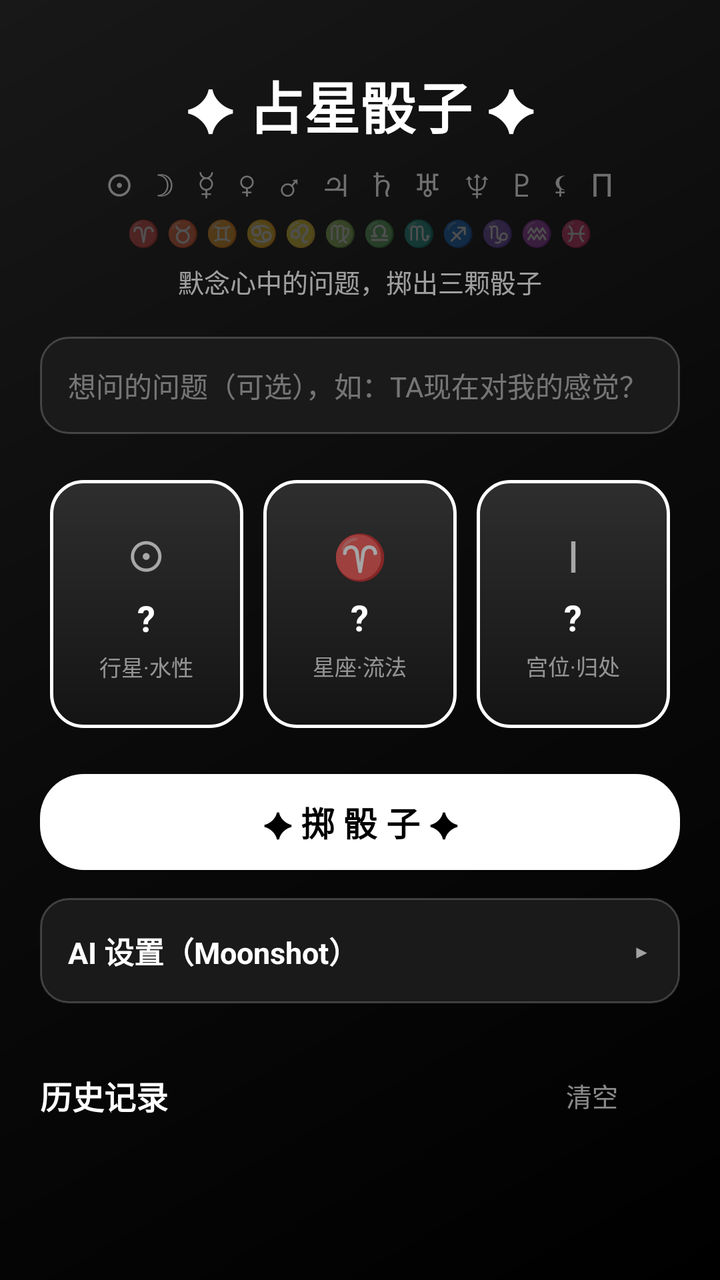
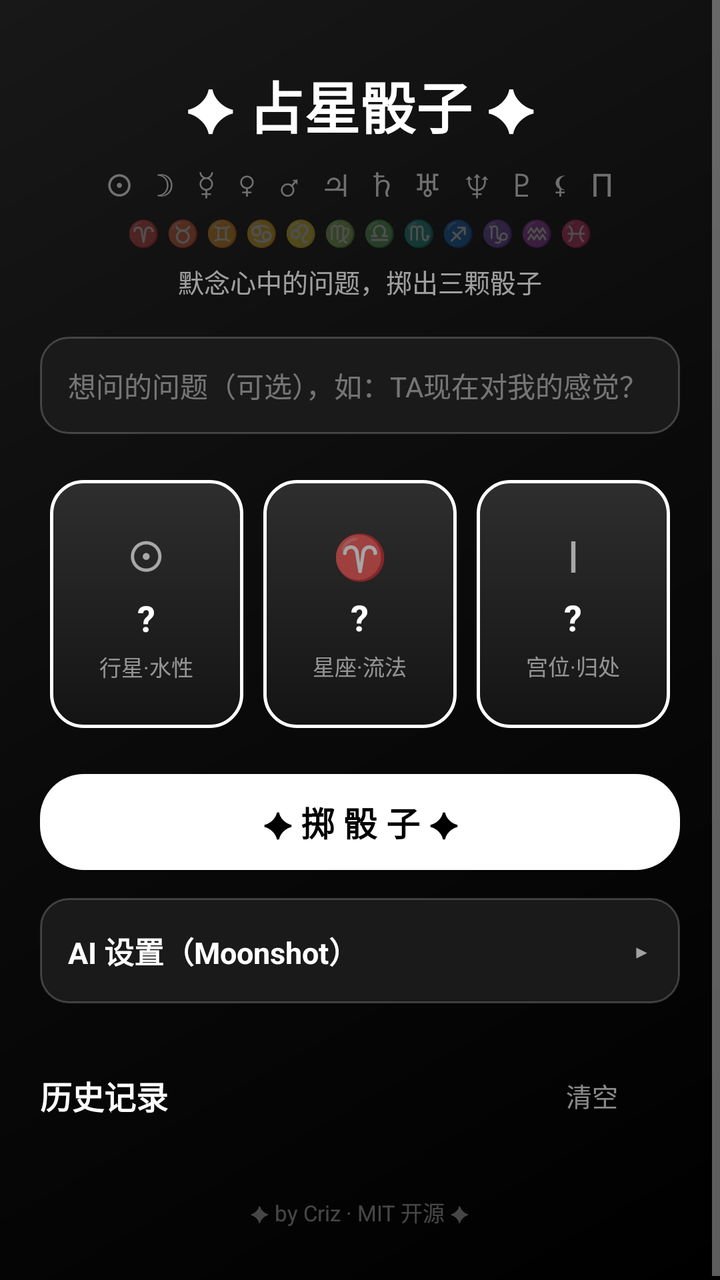

Two renders of the same Android screen: before a commit and after it. Below are the layout's source before the change and the commit's diff.
<!-- AndroidManifest.xml: application theme AppTheme -->
<!-- res/layout/activity_main.xml -->
<?xml version="1.0" encoding="utf-8"?>
<ScrollView xmlns:android="http://schemas.android.com/apk/res/android"
    android:id="@+id/main_scroll"
    android:layout_width="match_parent"
    android:layout_height="match_parent"
    android:fillViewport="true">

    <LinearLayout
        android:layout_width="match_parent"
        android:layout_height="wrap_content"
        android:orientation="vertical"
        android:padding="20dp">

        <TextView
            android:layout_width="wrap_content"
            android:layout_height="wrap_content"
            android:layout_gravity="center_horizontal"
            android:layout_marginTop="12dp"
            android:text="✦ 占星骰子 ✦"
            android:textColor="#FFFFFF"
            android:textSize="28sp"
            android:textStyle="bold" />

        <TextView
            android:layout_width="wrap_content"
            android:layout_height="wrap_content"
            android:layout_gravity="center_horizontal"
            android:layout_marginTop="8dp"
            android:text="☉   ☽   ☿   ♀   ♂   ♃   ♄   ♅   ♆   ♇   ⚸   Π"
            android:textColor="#66FFFFFF"
            android:textSize="16sp" />

        <TextView
            android:layout_width="wrap_content"
            android:layout_height="wrap_content"
            android:layout_gravity="center_horizontal"
            android:layout_marginTop="4dp"
            android:text="♈ ♉ ♊ ♋ ♌ ♍ ♎ ♏ ♐ ♑ ♒ ♓"
            android:textColor="#44FFFFFF"
            android:textSize="13sp" />

        <TextView
            android:layout_width="wrap_content"
            android:layout_height="wrap_content"
            android:layout_gravity="center_horizontal"
            android:layout_marginTop="6dp"
            android:text="默念心中的问题，掷出三颗骰子"
            android:textColor="#99FFFFFF"
            android:textSize="13sp" />

        <EditText
            android:id="@+id/et_question"
            android:layout_width="match_parent"
            android:layout_height="wrap_content"
            android:layout_marginTop="18dp"
            android:background="@drawable/card_bg"
            android:hint="想问的问题（可选），如：TA现在对我的感觉？"
            android:padding="14dp"
            android:textColor="#FFFFFF"
            android:textColorHint="#66FFFFFF"
            android:textSize="14sp" />

        <LinearLayout
            android:layout_width="match_parent"
            android:layout_height="wrap_content"
            android:layout_marginTop="18dp"
            android:orientation="horizontal">

            <LinearLayout
                android:layout_width="0dp"
                android:layout_height="124dp"
                android:layout_margin="5dp"
                android:layout_weight="1"
                android:background="@drawable/dice_bg"
                android:gravity="center"
                android:orientation="vertical">

                <TextView
                    android:id="@+id/dice_planet_glyph"
                    android:layout_width="wrap_content"
                    android:layout_height="wrap_content"
                    android:text="☉"
                    android:textColor="#99FFFFFF"
                    android:textSize="22sp" />

                <TextView
                    android:id="@+id/dice_planet"
                    android:layout_width="wrap_content"
                    android:layout_height="wrap_content"
                    android:layout_marginTop="4dp"
                    android:text="?"
                    android:textColor="#FFFFFF"
                    android:textSize="18sp"
                    android:textStyle="bold" />

                <TextView
                    android:layout_width="wrap_content"
                    android:layout_height="wrap_content"
                    android:layout_marginTop="4dp"
                    android:text="行星·水性"
                    android:textColor="#88FFFFFF"
                    android:textSize="11sp" />
            </LinearLayout>

            <LinearLayout
                android:layout_width="0dp"
                android:layout_height="124dp"
                android:layout_margin="5dp"
                android:layout_weight="1"
                android:background="@drawable/dice_bg"
                android:gravity="center"
                android:orientation="vertical">

                <TextView
                    android:id="@+id/dice_sign_glyph"
                    android:layout_width="wrap_content"
                    android:layout_height="wrap_content"
                    android:text="♈"
                    android:textColor="#99FFFFFF"
                    android:textSize="22sp" />

                <TextView
                    android:id="@+id/dice_sign"
                    android:layout_width="wrap_content"
                    android:layout_height="wrap_content"
                    android:layout_marginTop="4dp"
                    android:text="?"
                    android:textColor="#FFFFFF"
                    android:textSize="18sp"
                    android:textStyle="bold" />

                <TextView
                    android:layout_width="wrap_content"
                    android:layout_height="wrap_content"
                    android:layout_marginTop="4dp"
                    android:text="星座·流法"
                    android:textColor="#88FFFFFF"
                    android:textSize="11sp" />
            </LinearLayout>

            <LinearLayout
                android:layout_width="0dp"
                android:layout_height="124dp"
                android:layout_margin="5dp"
                android:layout_weight="1"
                android:background="@drawable/dice_bg"
                android:gravity="center"
                android:orientation="vertical">

                <TextView
                    android:id="@+id/dice_house_glyph"
                    android:layout_width="wrap_content"
                    android:layout_height="wrap_content"
                    android:text="Ⅰ"
                    android:textColor="#99FFFFFF"
                    android:textSize="22sp" />

                <TextView
                    android:id="@+id/dice_house"
                    android:layout_width="wrap_content"
                    android:layout_height="wrap_content"
                    android:layout_marginTop="4dp"
                    android:text="?"
                    android:textColor="#FFFFFF"
                    android:textSize="18sp"
                    android:textStyle="bold" />

                <TextView
                    android:layout_width="wrap_content"
                    android:layout_height="wrap_content"
                    android:layout_marginTop="4dp"
                    android:text="宫位·归处"
                    android:textColor="#88FFFFFF"
                    android:textSize="11sp" />
            </LinearLayout>
        </LinearLayout>

        <Button
            android:id="@+id/btn_roll"
            android:layout_width="match_parent"
            android:layout_height="wrap_content"
            android:layout_marginTop="18dp"
            android:background="@drawable/btn_bg"
            android:text="✦ 掷 骰 子 ✦"
            android:textColor="#000000"
            android:textSize="17sp"
            android:textStyle="bold" />

        <LinearLayout
            android:id="@+id/result_card"
            android:layout_width="match_parent"
            android:layout_height="wrap_content"
            android:layout_marginTop="18dp"
            android:background="@drawable/card_bg"
            android:orientation="vertical"
            android:padding="16dp"
            android:visibility="gone">

            <TextView
                android:id="@+id/tv_result_title"
                android:layout_width="match_parent"
                android:layout_height="wrap_content"
                android:textColor="#FFFFFF"
                android:textSize="18sp"
                android:textStyle="bold" />

            <TextView
                android:id="@+id/tv_result_body"
                android:layout_width="match_parent"
                android:layout_height="wrap_content"
                android:layout_marginTop="10dp"
                android:lineSpacingExtra="4dp"
                android:textColor="#E8E8E8"
                android:textSize="14sp" />
        </LinearLayout>

        <LinearLayout
            android:layout_width="match_parent"
            android:layout_height="wrap_content"
            android:layout_marginTop="14dp"
            android:background="@drawable/card_bg"
            android:orientation="vertical"
            android:padding="14dp">

            <LinearLayout
                android:id="@+id/ai_settings_header"
                android:layout_width="match_parent"
                android:layout_height="wrap_content"
                android:background="@android:color/transparent"
                android:gravity="center_vertical"
                android:orientation="horizontal">

                <TextView
                    android:layout_width="0dp"
                    android:layout_height="wrap_content"
                    android:layout_weight="1"
                    android:text="AI 设置（Moonshot）"
                    android:textColor="#FFFFFF"
                    android:textSize="15sp"
                    android:textStyle="bold" />

                <TextView
                    android:id="@+id/ai_settings_arrow"
                    android:layout_width="wrap_content"
                    android:layout_height="wrap_content"
                    android:paddingStart="10dp"
                    android:paddingEnd="2dp"
                    android:text="▸"
                    android:textColor="#99FFFFFF"
                    android:textSize="18sp" />
            </LinearLayout>

            <LinearLayout
                android:id="@+id/ai_settings_body"
                android:layout_width="match_parent"
                android:layout_height="wrap_content"
                android:orientation="vertical"
                android:visibility="gone">

            <EditText
                android:id="@+id/et_api_base"
                android:layout_width="match_parent"
                android:layout_height="wrap_content"
                android:layout_marginTop="10dp"
                android:background="@drawable/card_bg"
                android:hint="API 地址，默认 https://api.moonshot.cn/v1"
                android:padding="10dp"
                android:textColor="#FFFFFF"
                android:textColorHint="#66FFFFFF"
                android:textSize="13sp" />

            <EditText
                android:id="@+id/et_api_key"
                android:layout_width="match_parent"
                android:layout_height="wrap_content"
                android:layout_marginTop="8dp"
                android:background="@drawable/card_bg"
                android:hint="API Key（sk-...）"
                android:padding="10dp"
                android:textColor="#FFFFFF"
                android:textColorHint="#66FFFFFF"
                android:textSize="13sp" />

            <EditText
                android:id="@+id/et_api_model"
                android:layout_width="match_parent"
                android:layout_height="wrap_content"
                android:layout_marginTop="8dp"
                android:background="@drawable/card_bg"
                android:hint="模型，默认 kimi-k2.6"
                android:padding="10dp"
                android:textColor="#FFFFFF"
                android:textColorHint="#66FFFFFF"
                android:textSize="13sp" />

            <LinearLayout
                android:layout_width="match_parent"
                android:layout_height="wrap_content"
                android:layout_marginTop="10dp"
                android:orientation="horizontal">

                <Button
                    android:id="@+id/btn_save_api"
                    android:layout_width="0dp"
                    android:layout_height="wrap_content"
                    android:layout_marginEnd="6dp"
                    android:layout_weight="1"
                    android:background="@drawable/btn_bg"
                    android:text="保存设置"
                    android:textColor="#000000"
                    android:textSize="13sp" />

                <Button
                    android:id="@+id/btn_test_api"
                    android:layout_width="0dp"
                    android:layout_height="wrap_content"
                    android:layout_marginStart="6dp"
                    android:layout_weight="1"
                    android:background="@drawable/btn_bg_outline"
                    android:text="测试 API"
                    android:textColor="#FFFFFF"
                    android:textSize="13sp" />
            </LinearLayout>

            <TextView
                android:id="@+id/tv_api_status"
                android:layout_width="match_parent"
                android:layout_height="wrap_content"
                android:layout_marginTop="8dp"
                android:textColor="#99FFFFFF"
                android:textSize="12sp" />
            </LinearLayout>
        </LinearLayout>

        <LinearLayout
            android:layout_width="match_parent"
            android:layout_height="wrap_content"
            android:layout_marginTop="22dp"
            android:gravity="center_vertical"
            android:orientation="horizontal">

            <TextView
                android:layout_width="0dp"
                android:layout_height="wrap_content"
                android:layout_weight="1"
                android:text="历史记录"
                android:textColor="#FFFFFF"
                android:textSize="16sp"
                android:textStyle="bold" />

            <Button
                android:id="@+id/btn_clear_history"
                android:layout_width="wrap_content"
                android:layout_height="wrap_content"
                android:background="@android:color/transparent"
                android:text="清空"
                android:textColor="#88FFFFFF"
                android:textSize="13sp" />
        </LinearLayout>

        <LinearLayout
            android:id="@+id/history_list"
            android:layout_width="match_parent"
            android:layout_height="wrap_content"
            android:layout_marginTop="8dp"
            android:orientation="vertical" />
    </LinearLayout>
</ScrollView>
<!-- resources referenced by this layout -->
<resources>
  <!-- drawable btn_bg (drawable) -->
  <?xml version="1.0" encoding="utf-8"?>
  <shape xmlns:android="http://schemas.android.com/apk/res/android"
      android:shape="rectangle">
      <solid android:color="#FFFFFF" />
      <corners android:radius="22dp" />
  </shape>
  <!-- drawable btn_bg_outline (drawable) -->
  <?xml version="1.0" encoding="utf-8"?>
  <shape xmlns:android="http://schemas.android.com/apk/res/android"
      android:shape="rectangle">
      <solid android:color="#00000000" />
      <stroke
          android:width="1dp"
          android:color="#FFFFFF" />
      <corners android:radius="22dp" />
  </shape>
  <!-- drawable card_bg (drawable) -->
  <?xml version="1.0" encoding="utf-8"?>
  <shape xmlns:android="http://schemas.android.com/apk/res/android"
      android:shape="rectangle">
      <solid android:color="#1A1A1A" />
      <stroke
          android:width="1dp"
          android:color="#33FFFFFF" />
      <corners android:radius="14dp" />
  </shape>
  <!-- drawable dice_bg (drawable) -->
  <?xml version="1.0" encoding="utf-8"?>
  <shape xmlns:android="http://schemas.android.com/apk/res/android"
      android:shape="rectangle">
      <gradient
          android:angle="270"
          android:startColor="#2E2E2E"
          android:endColor="#141414"
          android:type="linear" />
      <stroke
          android:width="1.5dp"
          android:color="#FFFFFF" />
      <corners android:radius="16dp" />
  </shape>
  <style name="AppTheme" parent="android:Theme.Material.NoActionBar">
          <item name="android:windowBackground">@drawable/bg_gradient</item>
          <item name="android:statusBarColor">#000000</item>
          <item name="android:navigationBarColor">#000000</item>
          <item name="android:colorAccent">#FFFFFF</item>
      </style>
  <!-- drawable bg_gradient (drawable) -->
  <?xml version="1.0" encoding="utf-8"?>
  <shape xmlns:android="http://schemas.android.com/apk/res/android"
      android:shape="rectangle">
      <gradient
          android:angle="135"
          android:startColor="#000000"
          android:centerColor="#0A0A0A"
          android:endColor="#181818"
          android:type="linear" />
  </shape>
</resources>

<!-- the commit's change to res/layout/activity_main.xml (unified diff, before → after) -->
@@ -364,5 +364,15 @@
             android:layout_height="wrap_content"
             android:layout_marginTop="8dp"
             android:orientation="vertical" />
+
+        <TextView
+            android:layout_width="wrap_content"
+            android:layout_height="wrap_content"
+            android:layout_gravity="center_horizontal"
+            android:layout_marginTop="18dp"
+            android:layout_marginBottom="8dp"
+            android:text="✦ by Criz · MIT 开源 ✦"
+            android:textColor="#44FFFFFF"
+            android:textSize="11sp" />
     </LinearLayout>
 </ScrollView>
